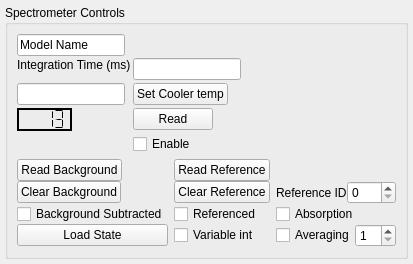
Old version of the form nplab/instrument/spectrometer/ocean_optics_controls.ui in the repository nanophotonics/nplab.
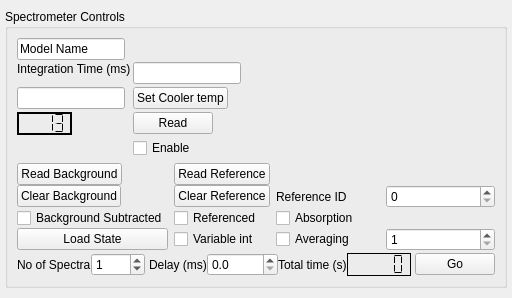
New version of the form.

```diff
--- a/nplab/instrument/spectrometer/ocean_optics_controls.ui
+++ b/nplab/instrument/spectrometer/ocean_optics_controls.ui
@@ -6,8 +6,8 @@
    <rect>
     <x>0</x>
     <y>0</y>
-    <width>387</width>
-    <height>264</height>
+    <width>503</width>
+    <height>298</height>
    </rect>
   </property>
   <property name="sizePolicy">
@@ -131,9 +131,6 @@
             <property name="smallDecimalPoint">
              <bool>false</bool>
             </property>
-            <property name="numDigits">
-             <number>4</number>
-            </property>
             <property name="digitCount">
              <number>4</number>
             </property>
@@ -141,7 +138,7 @@
              <enum>QLCDNumber::Flat</enum>
             </property>
             <property name="value" stdset="0">
-             <double>12.500000000000000</double>
+             <double>13.000000000000000</double>
             </property>
             <property name="intValue" stdset="0">
              <number>13</number>
@@ -346,6 +343,132 @@
         </item>
        </layout>
       </item>
+      <item>
+       <layout class="QGridLayout" name="time_control_gridLayout" rowstretch="0" columnstretch="3,0,0,0">
+        <property name="horizontalSpacing">
+         <number>4</number>
+        </property>
+        <property name="verticalSpacing">
+         <number>0</number>
+        </property>
+        <item row="0" column="0">
+         <layout class="QHBoxLayout" name="horizontalLayout_6">
+          <property name="sizeConstraint">
+           <enum>QLayout::SetMaximumSize</enum>
+          </property>
+          <item>
+           <widget class="QLabel" name="label_2">
+            <property name="text">
+             <string>No of Spectra</string>
+            </property>
+           </widget>
+          </item>
+          <item>
+           <widget class="QSpinBox" name="num_spectra_spinBox">
+            <property name="maximum">
+             <number>1000</number>
+            </property>
+            <property name="value">
+             <number>1</number>
+            </property>
+           </widget>
+          </item>
+          <item>
+           <spacer name="horizontalSpacer_5">
+            <property name="orientation">
+             <enum>Qt::Horizontal</enum>
+            </property>
+            <property name="sizeHint" stdset="0">
+             <size>
+              <width>40</width>
+              <height>20</height>
+             </size>
+            </property>
+           </spacer>
+          </item>
+         </layout>
+        </item>
+        <item row="0" column="1">
+         <layout class="QHBoxLayout" name="horizontalLayout_3">
+          <item>
+           <widget class="QLabel" name="label_3">
+            <property name="text">
+             <string>Delay (ms)</string>
+            </property>
+           </widget>
+          </item>
+          <item>
+           <widget class="QDoubleSpinBox" name="delay_doubleSpinBox">
+            <property name="decimals">
+             <number>1</number>
+            </property>
+            <property name="maximum">
+             <double>10000.000000000000000</double>
+            </property>
+           </widget>
+          </item>
+          <item>
+           <spacer name="horizontalSpacer_6">
+            <property name="orientation">
+             <enum>Qt::Horizontal</enum>
+            </property>
+            <property name="sizeHint" stdset="0">
+             <size>
+              <width>40</width>
+              <height>20</height>
+             </size>
+            </property>
+           </spacer>
+          </item>
+          <item>
+           <widget class="QLabel" name="label_4">
+            <property name="text">
+             <string>Total time (s)</string>
+            </property>
+           </widget>
+          </item>
+          <item>
+           <widget class="QLCDNumber" name="time_total_lcdNumber">
+            <property name="font">
+             <font>
+              <kerning>true</kerning>
+             </font>
+            </property>
+            <property name="frameShape">
+             <enum>QFrame::Box</enum>
+            </property>
+            <property name="frameShadow">
+             <enum>QFrame::Plain</enum>
+            </property>
+            <property name="segmentStyle">
+             <enum>QLCDNumber::Flat</enum>
+            </property>
+           </widget>
+          </item>
+         </layout>
+        </item>
+        <item row="0" column="2">
+         <widget class="QPushButton" name="time_series_pushButton">
+          <property name="text">
+           <string>Go</string>
+          </property>
+         </widget>
+        </item>
+        <item row="0" column="3">
+         <spacer name="horizontalSpacer_3">
+          <property name="orientation">
+           <enum>Qt::Horizontal</enum>
+          </property>
+          <property name="sizeHint" stdset="0">
+           <size>
+            <width>40</width>
+            <height>20</height>
+           </size>
+          </property>
+         </spacer>
+        </item>
+       </layout>
+      </item>
      </layout>
      <zorder></zorder>
      <zorder></zorder>
```
Left out of the diff: 12 changed lines with no effect on the pictures.
